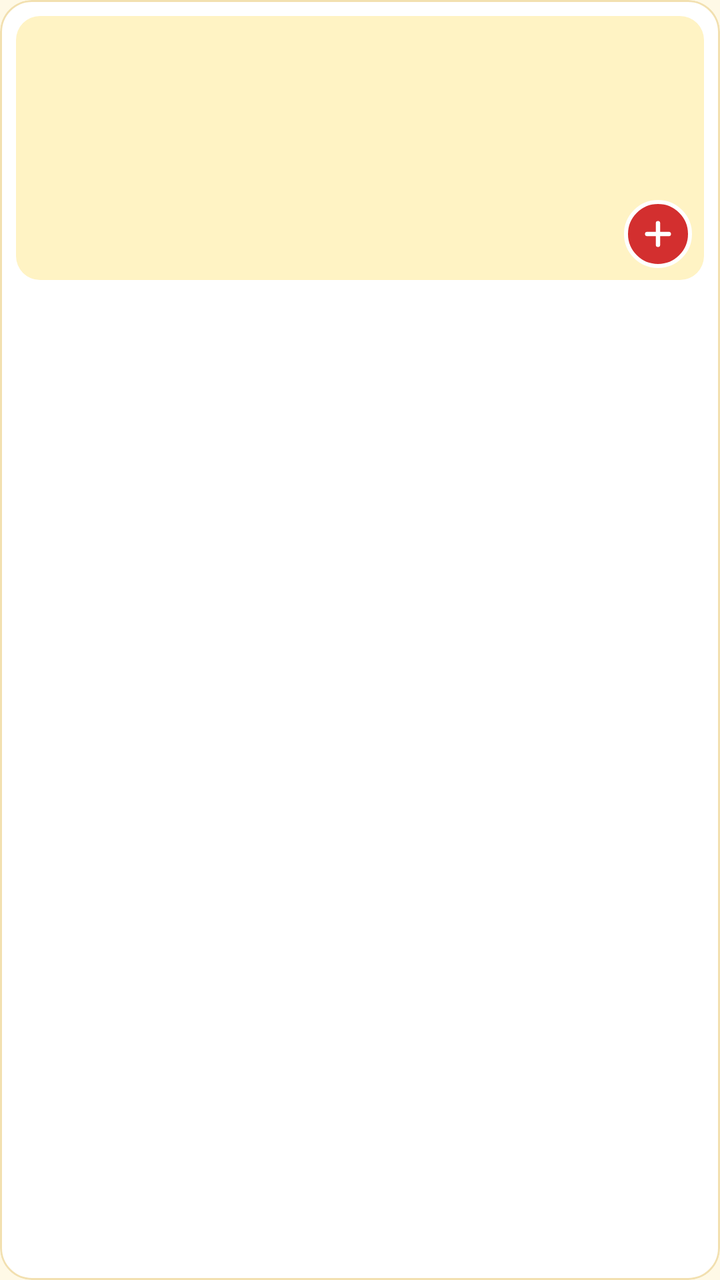
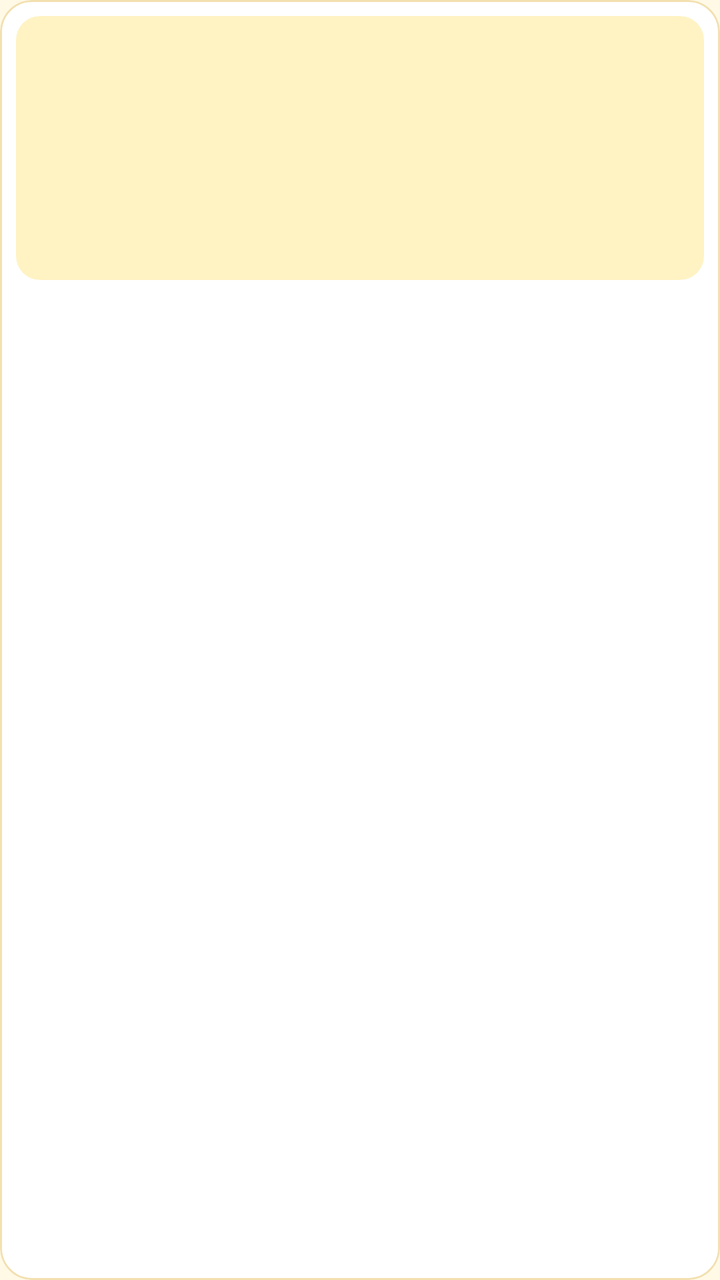

The first picture is an Android layout as it rendered before a commit; the second is the same layout after the commit. The layout source and the unified diff follow.
<!-- AndroidManifest.xml: application theme Theme.ShineApp -->
<!-- res/layout/item_product.xml -->
<?xml version="1.0" encoding="utf-8"?>
<com.google.android.material.card.MaterialCardView
    xmlns:android="http://schemas.android.com/apk/res/android"
    xmlns:app="http://schemas.android.com/apk/res-auto"
    android:layout_width="match_parent" android:layout_height="wrap_content"
    android:layout_margin="6dp"
    android:clickable="true" android:focusable="true"
    app:cardBackgroundColor="@color/shine_surface"
    app:cardCornerRadius="16dp" app:cardElevation="0dp"
    app:strokeWidth="1dp" app:strokeColor="@color/shine_yellow_line"
    app:rippleColor="@color/shine_yellow_soft">

    <LinearLayout android:layout_width="match_parent" android:layout_height="wrap_content"
        android:orientation="vertical" android:padding="8dp">

        <FrameLayout android:layout_width="match_parent" android:layout_height="132dp">
            <com.google.android.material.imageview.ShapeableImageView
                android:id="@+id/item_img" android:layout_width="match_parent" android:layout_height="match_parent"
                android:scaleType="centerCrop" android:background="@color/shine_yellow_soft"
                app:shapeAppearanceOverlay="@style/RoundedImage"/>

            <TextView android:id="@+id/item_badge" android:layout_width="wrap_content" android:layout_height="wrap_content"
                android:text="精选" android:textSize="10.5sp" android:textColor="@color/shine_pink"
                android:background="@drawable/bg_badge_soft" android:paddingStart="6dp" android:paddingEnd="6dp"
                android:paddingTop="2dp" android:paddingBottom="2dp"
                android:layout_margin="6dp" android:visibility="gone"/>

            
            <ImageButton android:id="@+id/item_add" android:layout_width="34dp" android:layout_height="34dp"
                android:layout_gravity="bottom|end" android:layout_margin="6dp"
                android:background="@drawable/bg_add_circle" android:src="@drawable/ic_add"
                android:contentDescription="加入购物车" android:scaleType="centerInside"/>
        </FrameLayout>

        <TextView android:id="@+id/item_name" android:layout_width="match_parent" android:layout_height="wrap_content"
            android:textSize="13.5sp" android:textColor="@color/shine_text" android:layout_marginTop="8dp"
            android:minLines="2" android:maxLines="2" android:ellipsize="end" android:lineSpacingExtra="2dp"/>

        <TextView android:id="@+id/item_cat" android:layout_width="match_parent" android:layout_height="wrap_content"
            android:textColor="@color/shine_sub" android:textSize="11.5sp" android:layout_marginTop="2dp"
            android:maxLines="1" android:ellipsize="end"/>

        <TextView android:id="@+id/item_sold" android:layout_width="wrap_content" android:layout_height="wrap_content"
            android:textColor="@color/shine_amber_text" android:textSize="10.5sp" android:layout_marginTop="3dp"
            android:background="@drawable/bg_sold" android:paddingStart="6dp" android:paddingEnd="6dp"
            android:paddingTop="2dp" android:paddingBottom="2dp"
            android:visibility="gone"/>

        <LinearLayout android:layout_width="match_parent" android:layout_height="wrap_content"
            android:orientation="horizontal" android:gravity="center_vertical" android:layout_marginTop="4dp">

            <TextView android:id="@+id/item_price" android:layout_width="0dp" android:layout_weight="1"
                android:layout_height="wrap_content" android:textColor="@color/shine_pink"
                android:textStyle="bold" android:textSize="16sp"/>

            <TextView android:id="@+id/item_stock" android:layout_width="wrap_content" android:layout_height="wrap_content"
                android:textColor="@color/shine_amber_text" android:textSize="10.5sp"/>
        </LinearLayout>
    </LinearLayout>
</com.google.android.material.card.MaterialCardView>
<!-- resources referenced by this layout -->
<resources>
  <color name="shine_amber_text">#FF9C5B00</color>
  <color name="shine_pink">#FFD32F2F</color>
  <color name="shine_sub">#FF8B7355</color>
  <color name="shine_surface">#FFFFFFFF</color>
  <color name="shine_text">#FF3B2A1E</color>
  <color name="shine_yellow_line">#FFF2E0B0</color>
  <color name="shine_yellow_soft">#FFFFF3C4</color>
  <!-- drawable bg_add_circle (drawable) -->
  <?xml version="1.0" encoding="utf-8"?>
  <shape xmlns:android="http://schemas.android.com/apk/res/android"
      android:shape="oval">
      <solid android:color="@color/shine_pink" />
      <stroke android:width="2dp" android:color="@android:color/white" />
  </shape>
  <!-- drawable bg_badge_soft (drawable) -->
  <?xml version="1.0" encoding="utf-8"?>
  <shape xmlns:android="http://schemas.android.com/apk/res/android" android:shape="rectangle">
      <solid android:color="@color/shine_red_soft"/>
      <corners android:radius="6dp"/>
  </shape>
  <!-- drawable bg_sold (drawable) -->
  <?xml version="1.0" encoding="utf-8"?>
  <shape xmlns:android="http://schemas.android.com/apk/res/android" android:shape="rectangle">
      <solid android:color="#FFF3D6" />
      <corners android:radius="999dp" />
  </shape>
  <!-- drawable ic_add (drawable) -->
  <vector xmlns:android="http://schemas.android.com/apk/res/android"
      android:width="20dp" android:height="20dp"
      android:viewportWidth="24" android:viewportHeight="24">
      <path
          android:strokeColor="@android:color/white"
          android:strokeWidth="2.6"
          android:strokeLineCap="round"
          android:pathData="M12,5.5 L12,18.5 M5.5,12 L18.5,12" />
  </vector>
  <style name="RoundedImage" parent="">
          <item name="cornerFamily">rounded</item>
          <item name="cornerSize">12dp</item>
      </style>
  <style name="Theme.ShineApp" parent="Theme.MaterialComponents.DayNight.NoActionBar">
          <item name="colorPrimary">@color/shine_pink</item>
          <item name="colorPrimaryVariant">@color/shine_pink_dark</item>
          <item name="colorOnPrimary">@color/shine_on_red</item>
          <item name="colorSecondary">@color/shine_mint</item>
          <item name="colorSecondaryVariant">@color/shine_mint_dark</item>
          <item name="colorSurface">@color/shine_surface</item>
          <item name="android:colorBackground">@color/shine_bg</item>
          <item name="android:textColorPrimary">@color/shine_text</item>
          <item name="android:textColorSecondary">@color/shine_sub</item>
          
          <item name="android:statusBarColor">@color/shine_bg</item>
          <item name="android:navigationBarColor">@color/shine_surface</item>
          <item name="android:windowLightStatusBar">true</item>
          <item name="android:windowLightNavigationBar" tools:targetApi="27">true</item>
          <item name="android:windowBackground">@color/shine_bg</item>
      </style>
  <color name="shine_red_soft">#FFFDEAEA</color>
  <color name="shine_pink_dark">#FFB71C1C</color>
  <color name="shine_on_red">#FFFFFFFF</color>
  <color name="shine_mint">#FFFFD54F</color>
  <color name="shine_mint_dark">#FFB26A00</color>
  <color name="shine_bg">#FFFFF9E6</color>
</resources>

<!-- the commit's change to res/layout/item_product.xml (unified diff, before → after) -->
@@ -24,12 +24,6 @@
                 android:background="@drawable/bg_badge_soft" android:paddingStart="6dp" android:paddingEnd="6dp"
                 android:paddingTop="2dp" android:paddingBottom="2dp"
                 android:layout_margin="6dp" android:visibility="gone"/>
-
-            
-            <ImageButton android:id="@+id/item_add" android:layout_width="34dp" android:layout_height="34dp"
-                android:layout_gravity="bottom|end" android:layout_margin="6dp"
-                android:background="@drawable/bg_add_circle" android:src="@drawable/ic_add"
-                android:contentDescription="加入购物车" android:scaleType="centerInside"/>
         </FrameLayout>
 
         <TextView android:id="@+id/item_name" android:layout_width="match_parent" android:layout_height="wrap_content"
<!-- resource entries referenced after the edit -->
@@ -7,13 +7,6 @@
   <color name="shine_text">#FF3B2A1E</color>
   <color name="shine_yellow_line">#FFF2E0B0</color>
   <color name="shine_yellow_soft">#FFFFF3C4</color>
-  <!-- drawable bg_add_circle (drawable) -->
-  <?xml version="1.0" encoding="utf-8"?>
-  <shape xmlns:android="http://schemas.android.com/apk/res/android"
-      android:shape="oval">
-      <solid android:color="@color/shine_pink" />
-      <stroke android:width="2dp" android:color="@android:color/white" />
-  </shape>
   <!-- drawable bg_badge_soft (drawable) -->
   <?xml version="1.0" encoding="utf-8"?>
   <shape xmlns:android="http://schemas.android.com/apk/res/android" android:shape="rectangle">
@@ -26,16 +19,6 @@
       <solid android:color="#FFF3D6" />
       <corners android:radius="999dp" />
   </shape>
-  <!-- drawable ic_add (drawable) -->
-  <vector xmlns:android="http://schemas.android.com/apk/res/android"
-      android:width="20dp" android:height="20dp"
-      android:viewportWidth="24" android:viewportHeight="24">
-      <path
-          android:strokeColor="@android:color/white"
-          android:strokeWidth="2.6"
-          android:strokeLineCap="round"
-          android:pathData="M12,5.5 L12,18.5 M5.5,12 L18.5,12" />
-  </vector>
   <style name="RoundedImage" parent="">
           <item name="cornerFamily">rounded</item>
           <item name="cornerSize">12dp</item>
